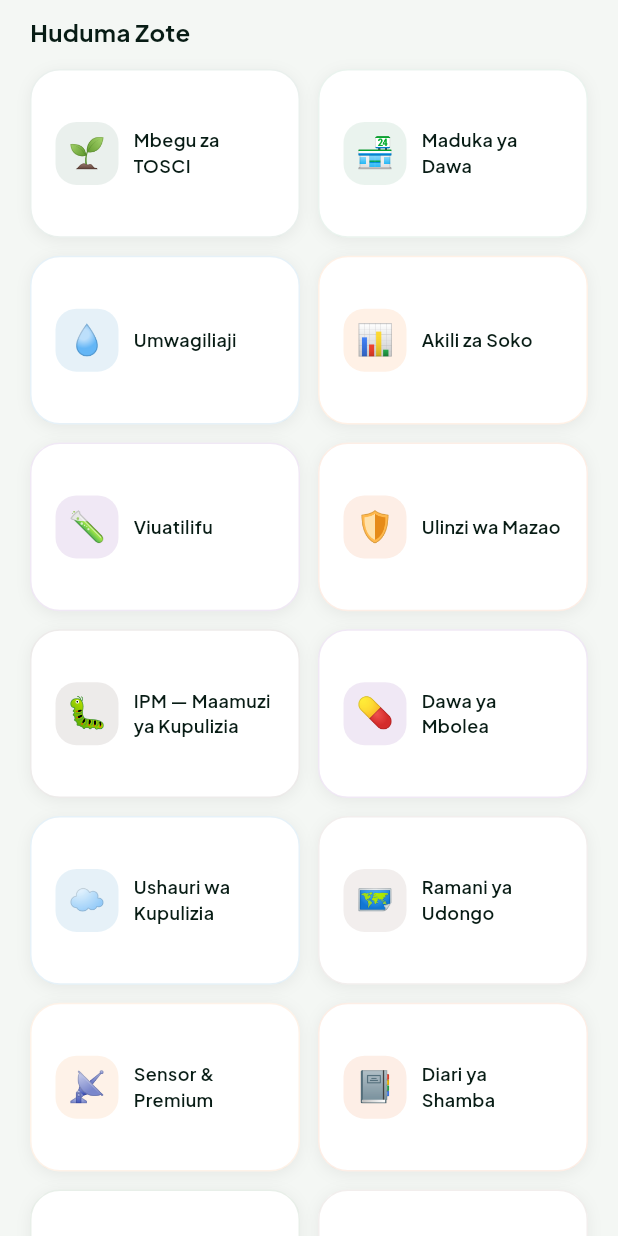
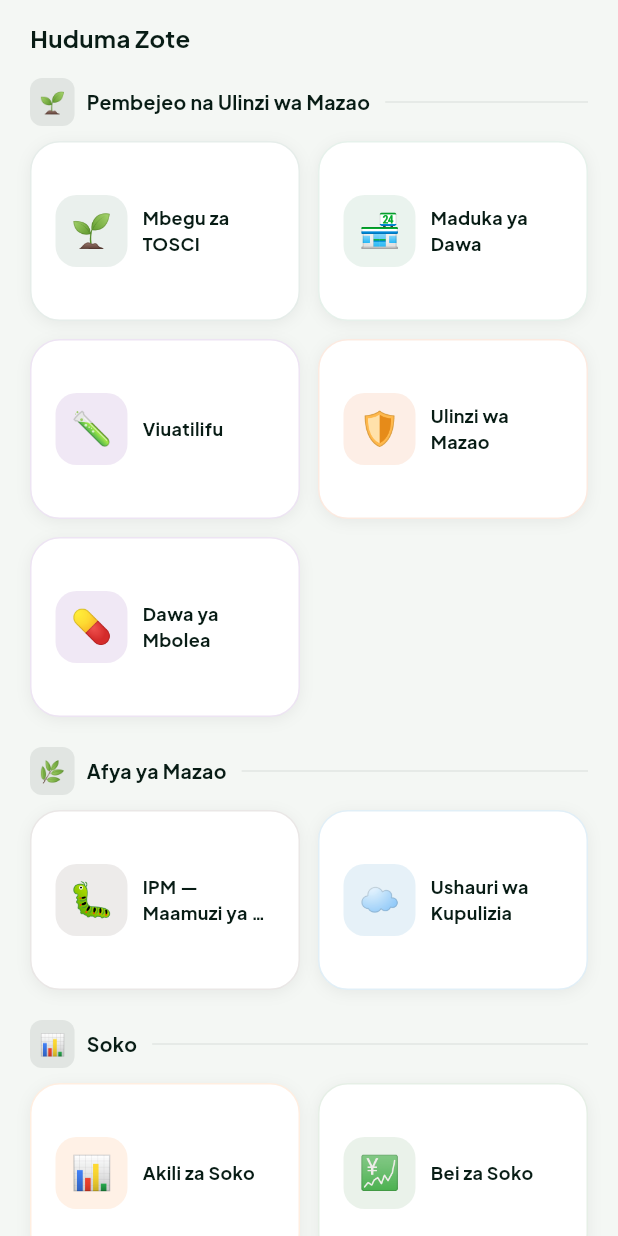
Before and after one commit to johnydeus/shamba-smart, a Flutter app: the HomeScreen screen opened directly, scrolled down 1152 dp, on a phone screen of 412 x 824 dp. Run offline on Flutter 3.47's test engine with Material 3 defaults, Android fonts, the phone set to English and light mode, and no system bars; drawn by our look-alikes of flutter_animate; our stand-ins replace cached_network_image, camera, connectivity_plus, file_picker, fl_chart, flutter_dotenv and 12 more; missing offline and left inert: tflite_flutter; accounts and stored records are empty.

Commit message:
feat: reorganise Huduma Zote into 5 grouped sections
- Quick Actions trimmed to 5 unique shortcuts (Kanda, Mazao, Kalenda,
  Mbolea, Mshauri AI) + role items (Mashamba Yangu / Wakulima)
- 10 duplicate entries removed from Quick Actions
- Mashamba Yangu moved from Huduma Zote grid into Quick Actions (mkulima only)
- Huduma Zote regrouped into 5 labelled sections with divider headers:
  1. Pembejeo na Ulinzi wa Mazao (Mbegu, Maduka, Viuatilifu, Ulinzi, Mbolea)
  2. Afya ya Mazao (IPM, Ushauri wa Kupulizia)
  3. Soko (Akili za Soko + new Bei za Soko → MarketScreen)
  4. Kilimo cha Kisasa (Kilimo Kivuli, Sensor & Premium)
  5. Udongo na Shamba (Umwagiliaji, Data ya Udongo, Ramani, Diari)
- Tile icon size bumped 42→48px, emoji 20→22px for bigger tap targets
- childAspectRatio 1.6→1.5 for taller, more tappable tiles
- 0 new analyzer issues introduced

Co-Authored-By: Claude Sonnet 4.6 <noreply@anthropic.com>

```diff
--- a/lib/screens/home_screen.dart
+++ b/lib/screens/home_screen.dart
@@ -889,32 +889,14 @@ class _QuickActions extends StatelessWidget {
        'onTap': () => nav(const KalendaScreen())},
       {'emoji': '💊', 'label': 'Mwongozo wa Mbolea', 'color': const Color(0xFFEF6C00),
        'onTap': () => nav(const MboleaScreen())},
-      {'emoji': '🛡️', 'label': 'Ulinzi', 'color': const Color(0xFFE65100),
-       'onTap': () => nav(const CropProtectionScreen())},
-      {'emoji': '💧', 'label': 'Maji', 'color': const Color(0xFF0277BD),
-       'onTap': () => nav(const IrrigationScreen())},
-      {'emoji': '🌾', 'label': 'Mbegu', 'color': _kGreenMid,
-       'onTap': () => nav(const SeedsScreen())},
-      {'emoji': '💊', 'label': 'Viuatilifu', 'color': const Color(0xFF6A1B9A),
-       'onTap': () => nav(const ViuatiliziScreen())},
-      {'emoji': '🏪', 'label': 'Maduka', 'color': const Color(0xFF2E8B57),
-       'onTap': () => nav(const AgrovetScreen())},
       {'emoji': '🤖', 'label': 'Mshauri AI', 'color': _kGreen,
        'onTap': () => nav(const ForumScreen())},
-      {'emoji': '🐛', 'label': 'IPM', 'color': const Color(0xFF4E342E),
-       'onTap': () => nav(const IpmScreen())},
-      {'emoji': '☁️', 'label': 'Kupulizia', 'color': const Color(0xFF0277BD),
-       'onTap': () => nav(const SprayAdvisoryScreen())},
-      {'emoji': '🌿', 'label': 'Kilimo Kivuli', 'color': const Color(0xFF1B5E20),
-       'onTap': () => nav(const KilimoKivuliScreen())},
-      {'emoji': '📔', 'label': 'Diari', 'color': const Color(0xFFE65100),
-       'onTap': () => nav(const FarmDiaryScreen())},
+      if (role == UserRole.mkulima)
+        {'emoji': '🏡', 'label': 'Mashamba Yangu', 'color': _kGreenMid,
+         'onTap': () => nav(const FarmsScreen())},
       if (role == UserRole.afisa)
         {'emoji': '👨‍🌾', 'label': 'Wakulima', 'color': const Color(0xFF00695C),
          'onTap': () => nav(const ConsultationScreen())},
-      if (role == UserRole.mkulima)
-        {'emoji': '🌍', 'label': 'Udongo', 'color': const Color(0xFF795548),
-         'onTap': () => nav(const SoilScreen())},
     ];
   }
 }
@@ -1530,6 +1512,62 @@ class _SparklinePainter extends CustomPainter {
 
 // ── Services Section ──────────────────────────────────────────────────────────
 
+class _SectionHeader extends StatelessWidget {
+  final String emoji;
+  final String title;
+  const _SectionHeader({required this.emoji, required this.title});
+
+  @override
+  Widget build(BuildContext context) {
+    return Row(
+      children: [
+        Container(
+          padding: const EdgeInsets.all(6),
+          decoration: BoxDecoration(
+            color: _kGreenDark.withValues(alpha: 0.08),
+            borderRadius: BorderRadius.circular(8),
+          ),
+          child: Text(emoji, style: const TextStyle(fontSize: 14)),
+        ),
+        const SizedBox(width: 8),
+        Text(title,
+            style: _jakarta(
+                size: 13, weight: FontWeight.w700, color: _kGreenDark)),
+        const SizedBox(width: 10),
+        Expanded(
+          child: Container(
+              height: 1, color: _kGreenDark.withValues(alpha: 0.08)),
+        ),
+      ],
+    );
+  }
+}
+
+class _ServiceGrid extends StatelessWidget {
+  final List<_ServiceItem> items;
+  final int startIndex;
+  const _ServiceGrid({required this.items, this.startIndex = 0});
+
+  @override
+  Widget build(BuildContext context) {
+    return GridView.builder(
+      shrinkWrap: true,
+      physics: const NeverScrollableScrollPhysics(),
+      gridDelegate: const SliverGridDelegateWithFixedCrossAxisCount(
+        crossAxisCount: 2,
+        crossAxisSpacing: 12,
+        mainAxisSpacing: 12,
+        childAspectRatio: 1.5,
+      ),
+      itemCount: items.length,
+      itemBuilder: (_, i) => _ServiceTile(item: items[i])
+          .animate(delay: Duration(milliseconds: (startIndex + i) * 60))
+          .fadeIn(duration: 300.ms)
+          .slideX(begin: 0.05, end: 0),
+    );
+  }
+}
+
 class _ServicesSection extends StatelessWidget {
   final UserRole role;
   final void Function(Widget) go;
@@ -1538,67 +1576,102 @@ class _ServicesSection extends StatelessWidget {
 
   @override
   Widget build(BuildContext context) {
-    final services = [
-      _ServiceItem('🌱', 'Mbegu za TOSCI', _kGreenMid,
-          () => go(const SeedsScreen())),
-      _ServiceItem('🏪', 'Maduka ya Dawa', const Color(0xFF2E8B57),
-          () => go(const AgrovetScreen())),
+    final udongonaShambaItems = [
       _ServiceItem('💧', 'Umwagiliaji', const Color(0xFF0277BD),
           () => go(const IrrigationScreen())),
-      _ServiceItem('📊', 'Akili za Soko', const Color(0xFFFF6F00),
-          () => go(const MarketIntelligenceScreen())),
-      _ServiceItem('🧪', 'Viuatilifu', const Color(0xFF6A1B9A),
-          () => go(const ViuatiliziScreen())),
-      _ServiceItem('🛡️', 'Ulinzi wa Mazao', const Color(0xFFE65100),
-          () => go(const CropProtectionScreen())),
-      _ServiceItem('🐛', 'IPM — Maamuzi ya Kupulizia', const Color(0xFF4E342E),
-          () => go(const IpmScreen())),
-      _ServiceItem('💊', 'Dawa ya Mbolea', const Color(0xFF6A1B9A),
-          () => go(const FertiliserPrescriptionScreen())),
-      _ServiceItem('☁️', 'Ushauri wa Kupulizia', const Color(0xFF0277BD),
-          () => go(const SprayAdvisoryScreen())),
-      _ServiceItem('🗺️', 'Ramani ya Udongo', const Color(0xFF795548),
-          () => go(const SoilMappingScreen())),
-      _ServiceItem('📡', 'Sensor & Premium', const Color(0xFFF57F17),
-          () => go(const PremiumSensorScreen())),
-      _ServiceItem('📔', 'Diari ya Shamba', const Color(0xFFE65100),
-          () => go(const FarmDiaryScreen())),
-      _ServiceItem('🌿', 'Kilimo Kivuli', const Color(0xFF1B5E20),
-          () => go(const KilimoKivuliScreen())),
       if (role == UserRole.mkulima || role == UserRole.afisa)
         _ServiceItem('🌍', 'Data ya Udongo', const Color(0xFF795548),
             () => go(const SoilScreen())),
-      if (role == UserRole.mkulima)
-        _ServiceItem('🏡', 'Mashamba Yangu', _kGreen,
-            () => go(const FarmsScreen())),
+      _ServiceItem('🗺️', 'Ramani ya Udongo', const Color(0xFF795548),
+          () => go(const SoilMappingScreen())),
+      _ServiceItem('📔', 'Diari ya Shamba', const Color(0xFFE65100),
+          () => go(const FarmDiaryScreen())),
     ];
 
     return Padding(
-      padding: const EdgeInsets.fromLTRB(20, 20, 20, 0),
+      padding: const EdgeInsets.fromLTRB(20, 24, 20, 0),
       child: Column(
         crossAxisAlignment: CrossAxisAlignment.start,
         children: [
           Text('Huduma Zote',
               style: _jakarta(
-                  size: 16,
-                  weight: FontWeight.w700,
-                  color: _kGreenDark)),
-          const SizedBox(height: 14),
-          GridView.builder(
-            shrinkWrap: true,
-            physics: const NeverScrollableScrollPhysics(),
-            gridDelegate:
-                const SliverGridDelegateWithFixedCrossAxisCount(
-              crossAxisCount: 2,
-              crossAxisSpacing: 12,
-              mainAxisSpacing: 12,
-              childAspectRatio: 1.6,
-            ),
-            itemCount: services.length,
-            itemBuilder: (_, i) => _ServiceTile(item: services[i])
-                .animate(delay: Duration(milliseconds: i * 60))
-                .fadeIn(duration: 300.ms)
-                .slideX(begin: 0.05, end: 0),
+                  size: 16, weight: FontWeight.w700, color: _kGreenDark)),
+          const SizedBox(height: 16),
+
+          // ── 1. Pembejeo na Ulinzi wa Mazao ───────────────────────────
+          const _SectionHeader(
+              emoji: '🌱', title: 'Pembejeo na Ulinzi wa Mazao'),
+          const SizedBox(height: 10),
+          _ServiceGrid(
+            startIndex: 0,
+            items: [
+              _ServiceItem('🌱', 'Mbegu za TOSCI', _kGreenMid,
+                  () => go(const SeedsScreen())),
+              _ServiceItem('🏪', 'Maduka ya Dawa', const Color(0xFF2E8B57),
+                  () => go(const AgrovetScreen())),
+              _ServiceItem('🧪', 'Viuatilifu', const Color(0xFF6A1B9A),
+                  () => go(const ViuatiliziScreen())),
+              _ServiceItem('🛡️', 'Ulinzi wa Mazao', const Color(0xFFE65100),
+                  () => go(const CropProtectionScreen())),
+              _ServiceItem('💊', 'Dawa ya Mbolea', const Color(0xFF6A1B9A),
+                  () => go(const FertiliserPrescriptionScreen())),
+            ],
+          ),
+
+          const SizedBox(height: 20),
+
+          // ── 2. Afya ya Mazao ─────────────────────────────────────────
+          const _SectionHeader(emoji: '🌿', title: 'Afya ya Mazao'),
+          const SizedBox(height: 10),
+          _ServiceGrid(
+            startIndex: 5,
+            items: [
+              _ServiceItem('🐛', 'IPM — Maamuzi ya Kupulizia',
+                  const Color(0xFF4E342E), () => go(const IpmScreen())),
+              _ServiceItem('☁️', 'Ushauri wa Kupulizia',
+                  const Color(0xFF0277BD),
+                  () => go(const SprayAdvisoryScreen())),
+            ],
+          ),
+
+          const SizedBox(height: 20),
+
+          // ── 3. Soko ──────────────────────────────────────────────────
+          const _SectionHeader(emoji: '📊', title: 'Soko'),
+          const SizedBox(height: 10),
+          _ServiceGrid(
+            startIndex: 7,
+            items: [
+              _ServiceItem('📊', 'Akili za Soko', const Color(0xFFFF6F00),
+                  () => go(const MarketIntelligenceScreen())),
+              _ServiceItem('💹', 'Bei za Soko', const Color(0xFF2E7D32),
+                  () => go(const MarketScreen())),
+            ],
+          ),
+
+          const SizedBox(height: 20),
+
+          // ── 4. Kilimo cha Kisasa ──────────────────────────────────────
+          const _SectionHeader(emoji: '🚀', title: 'Kilimo cha Kisasa'),
+          const SizedBox(height: 10),
+          _ServiceGrid(
+            startIndex: 9,
+            items: [
+              _ServiceItem('🌿', 'Kilimo Kivuli', const Color(0xFF1B5E20),
+                  () => go(const KilimoKivuliScreen())),
+              _ServiceItem('📡', 'Sensor & Premium', const Color(0xFFF57F17),
+                  () => go(const PremiumSensorScreen())),
+            ],
+          ),
+
+          const SizedBox(height: 20),
+
+          // ── 5. Udongo na Shamba ───────────────────────────────────────
+          const _SectionHeader(emoji: '🗺️', title: 'Udongo na Shamba'),
+          const SizedBox(height: 10),
+          _ServiceGrid(
+            startIndex: 11,
+            items: udongonaShambaItems,
           ),
         ],
       ),
@@ -1628,21 +1701,20 @@ class _ServiceTile extends StatelessWidget {
           color: Colors.white,
           borderRadius: BorderRadius.circular(20),
           boxShadow: AppShadow.sm,
-          border: Border.all(
-              color: item.color.withValues(alpha: 0.1)),
+          border: Border.all(color: item.color.withValues(alpha: 0.12)),
         ),
         child: Row(
           children: [
             Container(
-              width: 42,
-              height: 42,
+              width: 48,
+              height: 48,
               decoration: BoxDecoration(
                 color: item.color.withValues(alpha: 0.1),
                 borderRadius: BorderRadius.circular(14),
               ),
               child: Center(
                 child: Text(item.emoji,
-                    style: const TextStyle(fontSize: 20)),
+                    style: const TextStyle(fontSize: 22)),
               ),
             ),
             const SizedBox(width: 10),
@@ -1650,7 +1722,7 @@ class _ServiceTile extends StatelessWidget {
               child: Text(item.label,
                   style: _jakarta(
                       size: 12,
-                      weight: FontWeight.w600,
+                      weight: FontWeight.w700,
                       color: _kGreenDark),
                   maxLines: 2,
                   overflow: TextOverflow.ellipsis),
```
